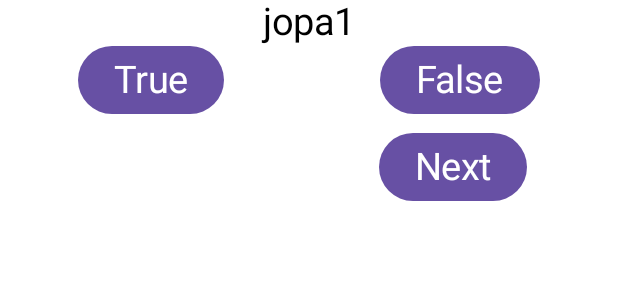
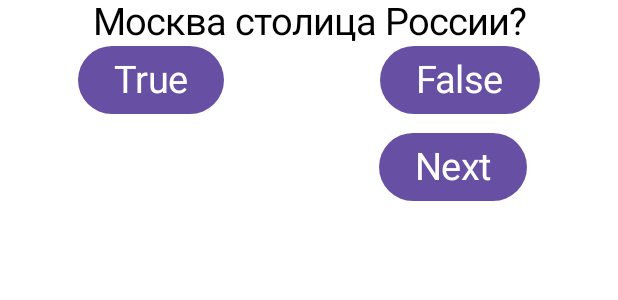
Before and after one commit to ZeroLog/Lab_3, an Android app built with Jetpack Compose: the @Preview function GreetingPreview, on a phone screen of 412 x 824 dp. Shown: the top 300 px of the screen. Run offline under Robolectric (Android 15) with nearby library versions, the phone set to English and light mode, and no system bars.

```diff
--- a/app/build.gradle
+++ b/app/build.gradle
@@ -35,6 +35,7 @@ android {
     }
     buildFeatures {
         compose true
+        viewBinding true
     }
     composeOptions {
         kotlinCompilerExtensionVersion '1.3.2'
@@ -57,6 +58,11 @@ dependencies {
     implementation 'androidx.compose.ui:ui-graphics'
     implementation 'androidx.compose.ui:ui-tooling-preview'
     implementation 'androidx.compose.material3:material3'
+    implementation 'com.google.android.material:material:1.5.0'
+    implementation 'androidx.appcompat:appcompat:1.6.1'
+    implementation 'androidx.constraintlayout:constraintlayout:2.1.3'
+    implementation 'androidx.navigation:navigation-fragment-ktx:2.5.2'
+    implementation 'androidx.navigation:navigation-ui-ktx:2.5.2'
     testImplementation 'junit:junit:4.13.2'
     androidTestImplementation 'androidx.test.ext:junit:1.1.5'
     androidTestImplementation 'androidx.test.espresso:espresso-core:3.5.1'
--- a/app/src/main/AndroidManifest.xml
+++ b/app/src/main/AndroidManifest.xml
@@ -13,6 +13,11 @@
         android:theme="@style/Theme.Lab_3"
         tools:targetApi="31">
         <activity
+            android:name=".MainActivity2"
+            android:exported="false"
+            android:label="@string/title_activity_main2"
+            android:theme="@style/Theme.Lab_3" />
+        <activity
             android:name=".MainActivity"
             android:exported="true"
             android:label="@string/app_name"
--- a/app/src/main/java/com/example/lab_3/MainActivity.kt
+++ b/app/src/main/java/com/example/lab_3/MainActivity.kt
@@ -18,6 +18,7 @@ import androidx.compose.material3.MaterialTheme
 import androidx.compose.material3.Surface
 import androidx.compose.material3.Text
 import androidx.compose.runtime.Composable
+import androidx.compose.runtime.mutableStateListOf
 import androidx.compose.runtime.mutableStateOf
 import androidx.compose.runtime.remember
 import androidx.compose.ui.Alignment
@@ -45,57 +46,70 @@ class MainActivity : ComponentActivity() {
 @Preview(showBackground = true)
 @Composable
 fun GreetingPreview() {
-var test = remember {
-    mutableStateOf(0)
-}
-    var qtext = remember {
-        mutableStateOf("jopa1")
+    val test = remember { mutableStateOf(0) }
+    val table = remember {
+        mutableStateOf(
+            listOf(
+                mutableListOf<Any?>("Москва столица России?", "2+3=10?", "2+2=4?"), // Вопросы
+                mutableListOf<Any?>(true, false, true), // правильный ответ
+                mutableListOf<Any?>(null, null, null), // ответ пользователя
+                mutableListOf<Any?>(null, null, null) // ответил ли пользователь на этот вопрос
+            )
+        )
     }
-    var q1 = "jopa1"
-    var q2 = "jopa2"
-    var q3 = "jopa3"
+    val allTrue = table.value[3].all { it == true }
+    val CellNull = table.value[3][test.value] as? Boolean ?: false
 
     Column(
-        modifier = Modifier
-            .fillMaxWidth()
-            .fillMaxHeight()
+        modifier = Modifier.fillMaxWidth().fillMaxHeight()
     ) {
         Row(
-            verticalAlignment= Alignment.Top,
+            verticalAlignment = Alignment.Top,
             horizontalArrangement = Arrangement.Center,
-            modifier = Modifier
-                .fillMaxWidth()
+            modifier = Modifier.fillMaxWidth()
         ) {
-            Text(text = qtext.value, style= TextStyle(fontSize = 25.sp))
+            Text(text = table.value[0][test.value].toString(), style = TextStyle(fontSize = 25.sp))
         }
-        Row(
-            horizontalArrangement = Arrangement.SpaceAround,
-            modifier = Modifier
-                .fillMaxWidth()
+        if (!CellNull) {
+            Row(
+                horizontalArrangement = Arrangement.SpaceAround,
+                modifier = Modifier.fillMaxWidth()
             ) {
-            Button(onClick = { /*TODO*/ }) {
-                Text(text = "True", style= TextStyle(fontSize = 25.sp))
-            }
-            Button(onClick = { /*TODO*/ }) {
-                Text(text = "False", style= TextStyle(fontSize = 25.sp))
+                Button(onClick = {
+                    val updatedList = table.value.toMutableList()
+                    updatedList[2][test.value] = true
+                    updatedList[3][test.value] = true
+                    table.value = updatedList
+                }) {
+                    Text(text = "True", style = TextStyle(fontSize = 25.sp))
+                }
+                Button(onClick = {
+                    val updatedList = table.value.toMutableList()
+                    updatedList[2][test.value] = false
+                    updatedList[3][test.value] = true
+                    table.value = updatedList
+                }) {
+                    Text(text = "False", style = TextStyle(fontSize = 25.sp))
+                }
             }
         }
         Row(
             horizontalArrangement = Arrangement.Center,
-            modifier = Modifier
-                .fillMaxWidth()
-                .offset(x = 96.dp, y = 10.dp)
+            modifier = Modifier.fillMaxWidth().offset(x = 96.dp, y = 10.dp)
         ) {
             Button(onClick = {
                 test.value = (test.value + 1) % 3
-                when(test.value) {
-                    0 -> qtext.value = q1
-                    1 -> qtext.value = q2
-                    2 -> qtext.value = q3
+                if (!allTrue) {
+
                 }
             }) {
-                Text(text = "Next", style= TextStyle(fontSize = 25.sp))
+                Text(text = "Next", style = TextStyle(fontSize = 25.sp))
+
             }
         }
     }
 }
+@Composable
+fun Endp() {
+
+}
--- a/app/src/main/res/values/themes.xml
+++ b/app/src/main/res/values/themes.xml
@@ -2,4 +2,9 @@
 <resources>
 
     <style name="Theme.Lab_3" parent="android:Theme.Material.Light.NoActionBar" />
+    <!-- Base application theme. -->
+    <style name="Base.Theme.Lab_3" parent="Theme.Material3.DayNight.NoActionBar">
+        <!-- Customize your light theme here. -->
+        <!-- <item name="colorPrimary">@color/my_light_primary</item> -->
+    </style>
 </resources>
```
Also changed, not shown: app/src/main/res/values/strings.xml (+43 -0 lines).
